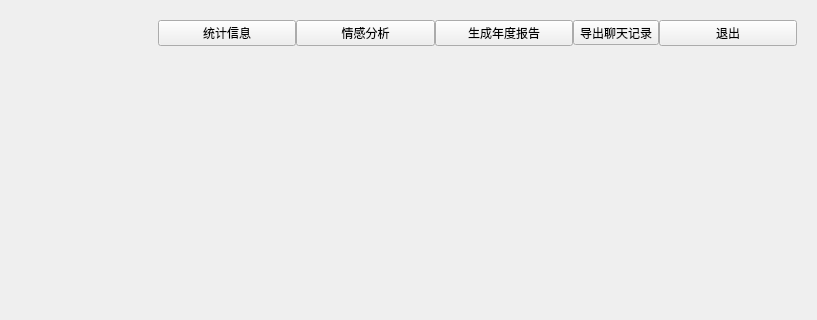
LC044/WeChatMsg, file app/Ui/contact/contactInfoUi.ui: the form before one commit; both pictures show x 0 to 817 and y 0 to 320 of the 817 by 748 pixel window.
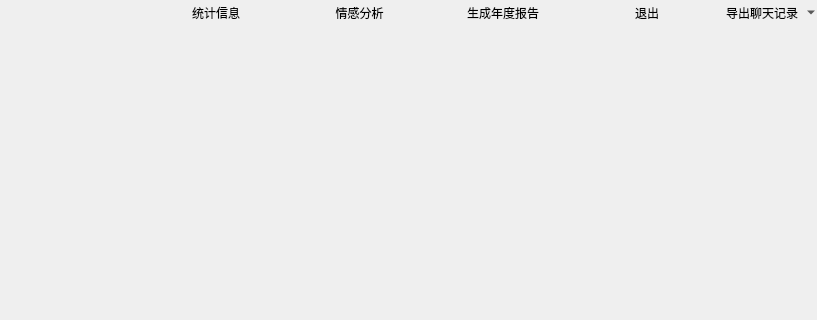
The form after the commit. Icons and pictures are not drawn.

Patch:
```diff
--- a/app/Ui/contact/contactInfoUi.ui
+++ b/app/Ui/contact/contactInfoUi.ui
@@ -14,6 +14,21 @@
             <string>Form</string>
         </property>
         <layout class="QHBoxLayout" name="horizontalLayout">
+            <property name="spacing">
+                <number>0</number>
+            </property>
+            <property name="leftMargin">
+                <number>0</number>
+            </property>
+            <property name="topMargin">
+                <number>0</number>
+            </property>
+            <property name="rightMargin">
+                <number>0</number>
+            </property>
+            <property name="bottomMargin">
+                <number>0</number>
+            </property>
             <item>
                 <widget class="QFrame" name="frame">
                     <property name="frameShape">
@@ -23,6 +38,21 @@
                         <enum>QFrame::Raised</enum>
                     </property>
                     <layout class="QVBoxLayout" name="verticalLayout">
+                        <property name="spacing">
+                            <number>0</number>
+                        </property>
+                        <property name="leftMargin">
+                            <number>0</number>
+                        </property>
+                        <property name="topMargin">
+                            <number>0</number>
+                        </property>
+                        <property name="rightMargin">
+                            <number>0</number>
+                        </property>
+                        <property name="bottomMargin">
+                            <number>0</number>
+                        </property>
                         <item>
                             <layout class="QHBoxLayout" name="horizontalLayout_3">
                                 <property name="spacing">
@@ -48,9 +78,21 @@
                                 </item>
                                 <item>
                                     <widget class="QPushButton" name="btn_analysis">
+                                        <property name="styleSheet">
+                                            <string notr="true">QPushButton:hover {
+                                                background-color: rgb(240, 240, 240);
+                                                }
+                                                QPushButton{
+                                                background-color:transparent;
+                                                }
+                                            </string>
+                                        </property>
                                         <property name="text">
                                             <string>统计信息</string>
                                         </property>
+                                        <property name="flat">
+                                            <bool>true</bool>
+                                        </property>
                                     </widget>
                                 </item>
                                 <item>
@@ -58,6 +100,9 @@
                                         <property name="text">
                                             <string>情感分析</string>
                                         </property>
+                                        <property name="flat">
+                                            <bool>true</bool>
+                                        </property>
                                     </widget>
                                 </item>
                                 <item>
@@ -65,12 +110,8 @@
                                         <property name="text">
                                             <string>生成年度报告</string>
                                         </property>
-                                    </widget>
-                                </item>
-                                <item>
-                                    <widget class="QToolButton" name="toolButton_output">
-                                        <property name="text">
-                                            <string>导出聊天记录</string>
+                                        <property name="flat">
+                                            <bool>true</bool>
                                         </property>
                                     </widget>
                                 </item>
@@ -78,6 +119,37 @@
                                     <widget class="QPushButton" name="btn_back">
                                         <property name="text">
                                             <string>退出</string>
+                                        </property>
+                                        <property name="flat">
+                                            <bool>true</bool>
+                                        </property>
+                                    </widget>
+                                </item>
+                                <item>
+                                    <widget class="QToolButton" name="toolButton_output">
+                                        <property name="text">
+                                            <string>导出聊天记录</string>
+                                        </property>
+                                        <property name="icon">
+                                            <iconset>
+                                                <normaloff>../../data/icons/output.svg</normaloff>
+                                                ../../data/icons/output.svg
+                                            </iconset>
+                                        </property>
+                                        <property name="checkable">
+                                            <bool>false</bool>
+                                        </property>
+                                        <property name="popupMode">
+                                            <enum>QToolButton::MenuButtonPopup</enum>
+                                        </property>
+                                        <property name="toolButtonStyle">
+                                            <enum>Qt::ToolButtonTextBesideIcon</enum>
+                                        </property>
+                                        <property name="autoRaise">
+                                            <bool>true</bool>
+                                        </property>
+                                        <property name="arrowType">
+                                            <enum>Qt::NoArrow</enum>
                                         </property>
                                     </widget>
                                 </item>
```
